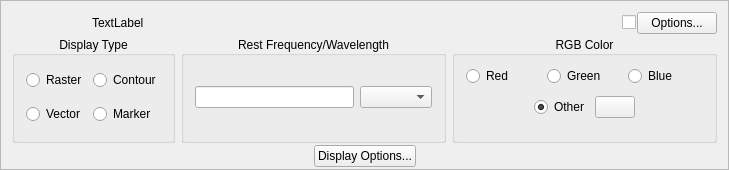
Qt form code/display/QtViewer/ImageManager/ImageView.ui (radio-astro/casa) before a commit.
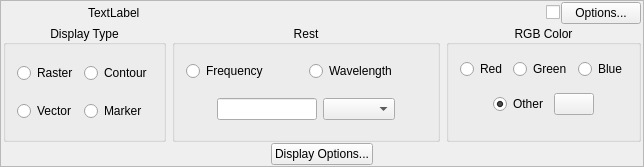
The same form after that commit.

Commit message: New Development: No             JIRA Issue: Yes CAS-5176         Ready for Test: Yes      Interface Changes: No What Interface Changed: Please list interface changes          Test Programs: List test programs   Put in Release Notes: No              Module(s): Viewer            Description: Rest Frequency Setting Fixes.

```diff
--- a/code/display/QtViewer/ImageManager/ImageView.ui
+++ b/code/display/QtViewer/ImageManager/ImageView.ui
@@ -6,8 +6,8 @@
    <rect>
     <x>0</x>
     <y>0</y>
-    <width>729</width>
-    <height>170</height>
+    <width>644</width>
+    <height>167</height>
    </rect>
   </property>
   <property name="windowTitle">
@@ -19,18 +19,30 @@
   <property name="frameShadow">
    <enum>QFrame::Raised</enum>
   </property>
-  <layout class="QVBoxLayout" name="verticalLayout">
+  <layout class="QVBoxLayout" name="verticalLayout_3">
    <property name="spacing">
+    <number>1</number>
+   </property>
+   <property name="leftMargin">
+    <number>2</number>
+   </property>
+   <property name="topMargin">
+    <number>1</number>
+   </property>
+   <property name="rightMargin">
     <number>2</number>
    </property>
    <property name="bottomMargin">
-    <number>2</number>
+    <number>1</number>
    </property>
    <item>
     <layout class="QHBoxLayout" name="horizontalLayout">
      <property name="spacing">
       <number>1</number>
      </property>
+     <property name="leftMargin">
+      <number>5</number>
+     </property>
      <item>
       <widget class="QWidget" name="displayTypeHolder" native="true">
        <property name="sizePolicy">
@@ -168,7 +180,7 @@
        <property name="sizeHint" stdset="0">
         <size>
          <width>5</width>
-         <height>20</height>
+         <height>15</height>
         </size>
        </property>
       </spacer>
@@ -261,12 +273,12 @@
      <item>
       <widget class="QGroupBox" name="restGroupBox">
        <property name="title">
-        <string>Rest Frequency/Wavelength</string>
+        <string>Rest</string>
        </property>
        <property name="alignment">
         <set>Qt::AlignCenter</set>
        </property>
-       <layout class="QVBoxLayout" name="verticalLayout_3">
+       <layout class="QVBoxLayout" name="verticalLayout">
         <property name="spacing">
          <number>1</number>
         </property>
@@ -277,7 +289,44 @@
          <number>1</number>
         </property>
         <item>
-         <layout class="QHBoxLayout" name="horizontalLayout_3">
+         <layout class="QHBoxLayout" name="horizontalLayout_6">
+          <item>
+           <widget class="QRadioButton" name="frequencyRadio">
+            <property name="toolTip">
+             <string>Rest Frequency</string>
+            </property>
+            <property name="text">
+             <string>Frequency</string>
+            </property>
+           </widget>
+          </item>
+          <item>
+           <widget class="QRadioButton" name="wavelengthRadio">
+            <property name="toolTip">
+             <string>Rest Wavelength</string>
+            </property>
+            <property name="text">
+             <string>Wavelength</string>
+            </property>
+           </widget>
+          </item>
+         </layout>
+        </item>
+        <item>
+         <layout class="QHBoxLayout" name="horizontalLayout_4">
+          <item>
+           <spacer name="horizontalSpacer_8">
+            <property name="orientation">
+             <enum>Qt::Horizontal</enum>
+            </property>
+            <property name="sizeHint" stdset="0">
+             <size>
+              <width>40</width>
+              <height>20</height>
+             </size>
+            </property>
+           </spacer>
+          </item>
           <item>
            <widget class="QLineEdit" name="restLineEdit">
             <property name="toolTip">
@@ -287,11 +336,36 @@
           </item>
           <item>
            <widget class="QComboBox" name="restUnitsCombo">
+            <property name="sizePolicy">
+             <sizepolicy hsizetype="Preferred" vsizetype="Fixed">
+              <horstretch>0</horstretch>
+              <verstretch>0</verstretch>
+             </sizepolicy>
+            </property>
+            <property name="minimumSize">
+             <size>
+              <width>0</width>
+              <height>0</height>
+             </size>
+            </property>
             <property name="toolTip">
              <string>Units for rest frequency/wavelength.</string>
             </property>
            </widget>
           </item>
+          <item>
+           <spacer name="horizontalSpacer_9">
+            <property name="orientation">
+             <enum>Qt::Horizontal</enum>
+            </property>
+            <property name="sizeHint" stdset="0">
+             <size>
+              <width>40</width>
+              <height>20</height>
+             </size>
+            </property>
+           </spacer>
+          </item>
          </layout>
         </item>
        </layout>
```
The commit also changes 3 other files.
